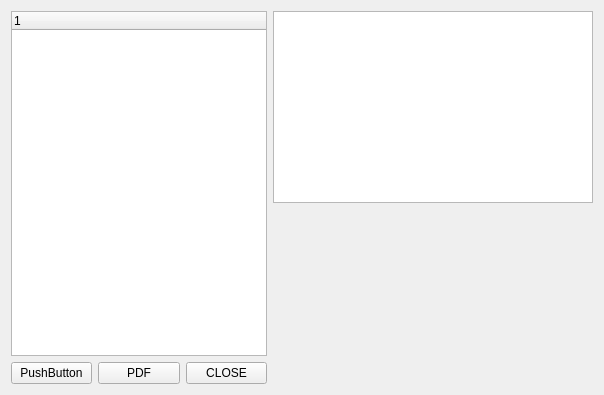
Gahemo0306/SHEN_ACTUALIZADO, file summary.ui: the form before one commit.
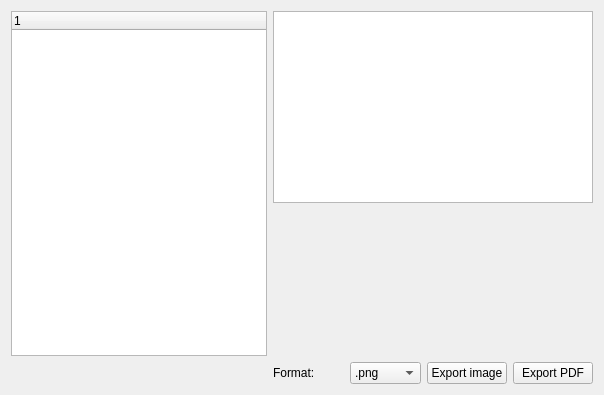
The form after the commit. Custom widgets are drawn as their Qt base class.

Patch:
```diff
--- a/summary.ui
+++ b/summary.ui
@@ -16,7 +16,52 @@
   <layout class="QGridLayout" name="gridLayout_3">
    <item row="0" column="0">
     <layout class="QGridLayout" name="gridLayout">
-     <item row="3" column="4">
+     <item row="2" column="6">
+      <widget class="QPushButton" name="pushButton">
+       <property name="text">
+        <string>Export PDF</string>
+       </property>
+      </widget>
+     </item>
+     <item row="2" column="4">
+      <widget class="QComboBox" name="comboBox">
+       <property name="sizePolicy">
+        <sizepolicy hsizetype="Maximum" vsizetype="Maximum">
+         <horstretch>0</horstretch>
+         <verstretch>0</verstretch>
+        </sizepolicy>
+       </property>
+       <property name="maximumSize">
+        <size>
+         <width>500</width>
+         <height>500</height>
+        </size>
+       </property>
+       <item>
+        <property name="text">
+         <string>.png</string>
+        </property>
+       </item>
+       <item>
+        <property name="text">
+         <string>.jpg</string>
+        </property>
+       </item>
+       <item>
+        <property name="text">
+         <string>.bmp</string>
+        </property>
+       </item>
+      </widget>
+     </item>
+     <item row="2" column="5">
+      <widget class="QPushButton" name="pushButton_4">
+       <property name="text">
+        <string>Export image</string>
+       </property>
+      </widget>
+     </item>
+     <item row="2" column="0" colspan="3">
       <spacer name="horizontalSpacer">
        <property name="orientation">
         <enum>Qt::Horizontal</enum>
@@ -32,19 +77,33 @@
        </property>
       </spacer>
      </item>
-     <item row="3" column="0">
-      <widget class="QPushButton" name="pushButton_3">
+     <item row="1" column="0" colspan="3">
+      <layout class="QHBoxLayout" name="horizontalLayout">
+       <item>
+        <widget class="QTreeWidget" name="treeWidget">
+         <property name="sizePolicy">
+          <sizepolicy hsizetype="Expanding" vsizetype="Expanding">
+           <horstretch>0</horstretch>
+           <verstretch>0</verstretch>
+          </sizepolicy>
+         </property>
+        </widget>
+       </item>
+      </layout>
+     </item>
+     <item row="2" column="3">
+      <widget class="QLabel" name="label">
        <property name="text">
-        <string>PushButton</string>
+        <string>Format:</string>
        </property>
       </widget>
      </item>
-     <item row="1" column="4">
+     <item row="1" column="3" colspan="4">
       <layout class="QGridLayout" name="gridLayout_2">
-       <item row="0" column="0">
-        <widget class="QTableWidget" name="tablewidget"/>
-       </item>
        <item row="1" column="0">
+        <widget class="QTableWidget" name="tablewidget"/>
+       </item>
+       <item row="2" column="0">
         <widget class="QCustomPlot" name="qcustomplot" native="true">
          <property name="enabled">
           <bool>true</bool>
@@ -59,39 +118,6 @@
        </item>
       </layout>
      </item>
-     <item row="1" column="0" colspan="3">
-      <layout class="QHBoxLayout" name="horizontalLayout">
-       <item>
-        <widget class="QTreeWidget" name="treeWidget">
-         <property name="sizePolicy">
-          <sizepolicy hsizetype="Expanding" vsizetype="Expanding">
-           <horstretch>0</horstretch>
-           <verstretch>0</verstretch>
-          </sizepolicy>
-         </property>
-         <column>
-          <property name="text">
-           <string notr="true">1</string>
-          </property>
-         </column>
-        </widget>
-       </item>
-      </layout>
-     </item>
-     <item row="3" column="1">
-      <widget class="QPushButton" name="pushButton">
-       <property name="text">
-        <string>PDF</string>
-       </property>
-      </widget>
-     </item>
-     <item row="3" column="2">
-      <widget class="QPushButton" name="pushButton_2">
-       <property name="text">
-        <string>CLOSE</string>
-       </property>
-      </widget>
-     </item>
     </layout>
    </item>
   </layout>
```
